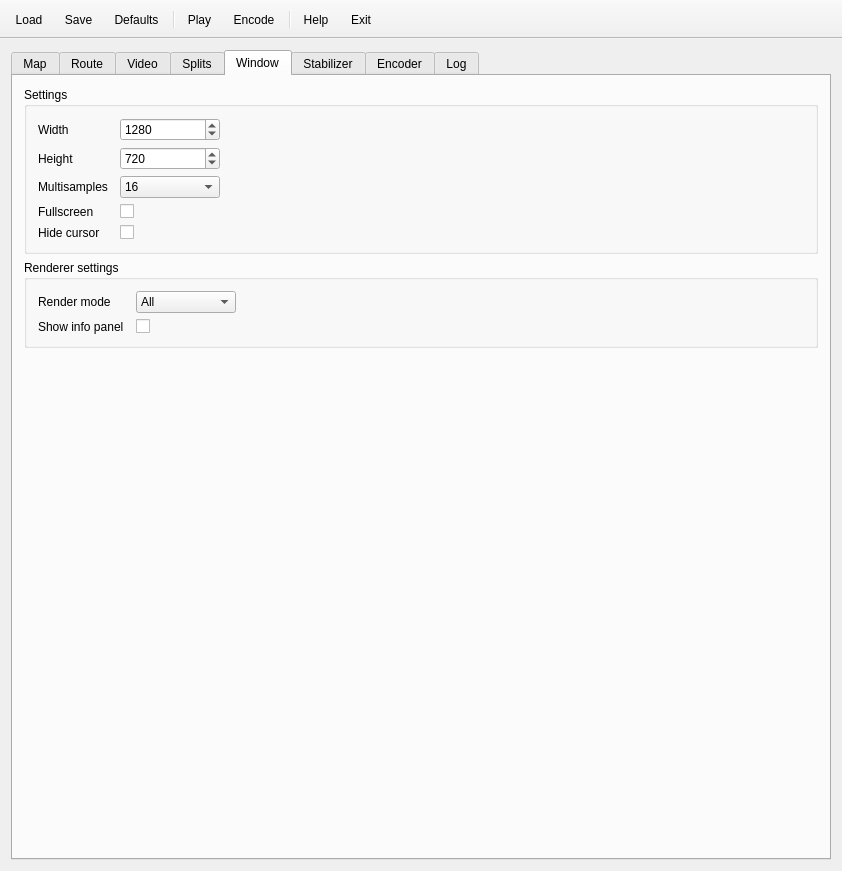
The window that src/MainWindow.ui (mikoro/orientview) describes before a commit, drawn with Qt 5.
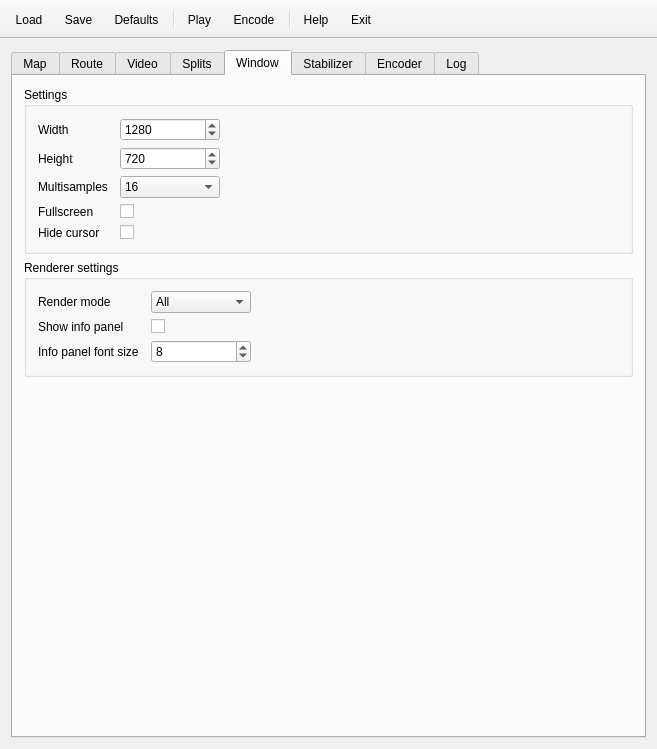
The same window after the commit. The open tabs and pages were chosen to show the change. Icons and pictures are not drawn.

Commit message: Added info panel font size setting, deleted extra fonts

```diff
--- a/src/MainWindow.ui
+++ b/src/MainWindow.ui
@@ -6,8 +6,8 @@
    <rect>
     <x>0</x>
     <y>0</y>
-    <width>842</width>
-    <height>871</height>
+    <width>657</width>
+    <height>703</height>
    </rect>
   </property>
   <property name="sizePolicy">
@@ -3764,6 +3764,68 @@
              </property>
             </widget>
            </item>
+           <item row="2" column="0">
+            <widget class="QLabel" name="label_72">
+             <property name="sizePolicy">
+              <sizepolicy hsizetype="Preferred" vsizetype="Preferred">
+               <horstretch>0</horstretch>
+               <verstretch>0</verstretch>
+              </sizepolicy>
+             </property>
+             <property name="minimumSize">
+              <size>
+               <width>0</width>
+               <height>0</height>
+              </size>
+             </property>
+             <property name="maximumSize">
+              <size>
+               <width>16777215</width>
+               <height>16777215</height>
+              </size>
+             </property>
+             <property name="text">
+              <string>Info panel font size</string>
+             </property>
+            </widget>
+           </item>
+           <item row="2" column="1">
+            <widget class="QSpinBox" name="spinBoxRendererInfoPanelFontSize">
+             <property name="sizePolicy">
+              <sizepolicy hsizetype="Preferred" vsizetype="Fixed">
+               <horstretch>0</horstretch>
+               <verstretch>0</verstretch>
+              </sizepolicy>
+             </property>
+             <property name="minimumSize">
+              <size>
+               <width>100</width>
+               <height>0</height>
+              </size>
+             </property>
+             <property name="maximumSize">
+              <size>
+               <width>100</width>
+               <height>16777215</height>
+              </size>
+             </property>
+             <property name="toolTip">
+              <string>The point size of the font used in the info panel</string>
+             </property>
+             <property name="minimum">
+              <number>1</number>
+             </property>
+             <property name="maximum">
+              <number>99999</number>
+             </property>
+             <property name="singleStep">
+              <number>1</number>
+             </property>
+             <property name="value">
+              <number>8</number>
+             </property>
+            </widget>
+           </item>
           </layout>
          </widget>
         </item>
```
Left out of the diff: 1 changed line with no effect on the pictures. The commit also changes 8 other files.
